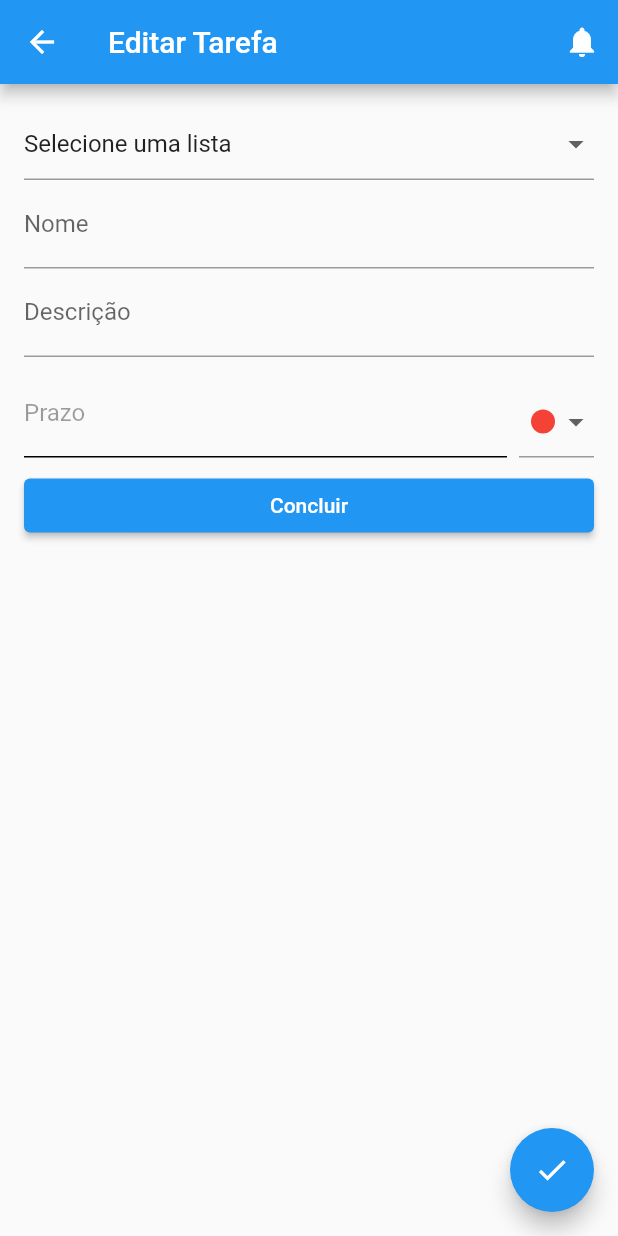
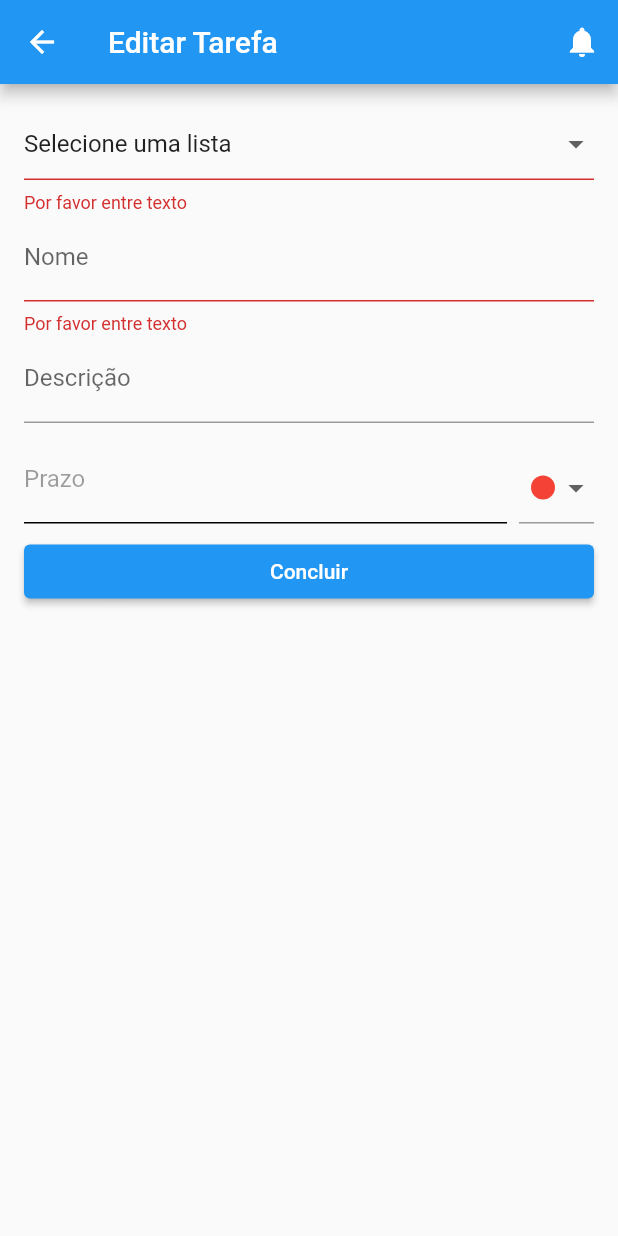
Before and after one commit to roxfives/ihc-todo-prototype, a Flutter app: the EditCard screen opened by its route, after a tap on "Concluir", on a phone screen of 412 x 824 dp. Run offline on Flutter 3.47's test engine with Material 2 defaults, Android fonts, the phone set to English and light mode, and no system bars; our stand-ins replace firebase_auth, firebase_core, flutter_svg; missing offline and left inert: boardview; accounts and stored records are empty; generated files the repository leaves out were written again.

Commit message:
Class 20/07

```diff
--- a/lib/l10n/app_pt.arb
+++ b/lib/l10n/app_pt.arb
@@ -17,6 +17,7 @@
   "sign_in_reset_failed": "E-mail para alteração de senha não foi enviado",
   "sign_in_reset_sucess": "E-mail para alteração de senha foi enviado",
   "side_bar_message": "O que vamos fazer hoje, $name ?",
+  "create_list_first": "É necessário criar pelo menos uma lista primeiro",
   "sign_progress": "Fazendo autenticação",
   "emptyField": "Por favor entre texto",
   "submit": "Enviar",
--- a/lib/modules/edit_card/screens/edit_card_screen.dart
+++ b/lib/modules/edit_card/screens/edit_card_screen.dart
@@ -9,25 +9,33 @@ import 'package:todo_app/widgets/circle_painter.dart';
 final GlobalKey<ScaffoldState> _scaffoldKey = GlobalKey<ScaffoldState>();
 
 class EditCard extends StatefulWidget {
-  const EditCard({Key? key}) : super(key: key);
+  const EditCard({Key? key, this.listId}) : super(key: key);
+
+  final String? listId;
 
   @override
-  State<EditCard> createState() => _EditCardState();
+  State<EditCard> createState() => _EditCardState(listId: this.listId);
 }
 
 class _EditCardState extends State<EditCard> {
+  String? listId;
+
   final _formKey = GlobalKey<FormState>();
   final TextEditingController _dateController = TextEditingController();
   final TextEditingController _nameController = TextEditingController();
   final TextEditingController _descriptionController = TextEditingController();
   final listProvider = ListProvider();
   final todosProvider = TodoProvider();
-  List<MaterialColor> colorList = [Colors.red, Colors.blue, Colors.green];
+  final List<MaterialColor> colorList = [Colors.red, Colors.blue, Colors.green];
 
   MaterialColor dropdownValue = Colors.red;
   String listValue = '';
   DateTime selectedDate = DateTime.now();
   TimeOfDay selectedTime = TimeOfDay.now();
+
+  _EditCardState({this.listId}) {
+    listValue = this.listId ?? '';
+  }
 
   Future<Null> _selectDate(BuildContext context) async {
     final DateTime? picked = await showDatePicker(
@@ -144,27 +152,27 @@ class _EditCardState extends State<EditCard> {
           ],
         ),
       ),
-      floatingActionButton: FloatingActionButton(
-        onPressed: () {
-          if (_formKey.currentState != null &&
-              _formKey.currentState!.validate()) {
-            todosProvider
-                .addTodo(
-                    _nameController.text,
-                    _descriptionController.text,
-                    dropdownValue.value.toString(),
-                    DateTime(
-                        selectedDate.year,
-                        selectedDate.month,
-                        selectedDate.day,
-                        selectedTime.hour,
-                        selectedTime.minute),
-                    listValue)
-                .then((value) => Navigator.pop(context));
-          }
-        },
-        child: Icon(Icons.check),
-      ),
+      // floatingActionButton: FloatingActionButton(
+      //   onPressed: () {
+      //     if (_formKey.currentState != null &&
+      //         _formKey.currentState!.validate()) {
+      //       todosProvider
+      //           .addTodo(
+      //               _nameController.text,
+      //               _descriptionController.text,
+      //               dropdownValue.value.toString(),
+      //               DateTime(
+      //                   selectedDate.year,
+      //                   selectedDate.month,
+      //                   selectedDate.day,
+      //                   selectedTime.hour,
+      //                   selectedTime.minute),
+      //               listValue)
+      //           .then((value) => Navigator.pop(context));
+      //     }
+      //   },
+      //   child: Icon(Icons.check),
+      // ),
       appBar: AppBar(
         leading: IconButton(
           icon: Icon(Icons.arrow_back),
@@ -287,7 +295,26 @@ class _EditCardState extends State<EditCard> {
 
                 SizedBox(height: 8),
                 ElevatedButton(
-                    onPressed: () => [], child: const Text('Concluir'))
+                    onPressed: () => {
+                          if (_formKey.currentState != null &&
+                              _formKey.currentState!.validate())
+                            {
+                              todosProvider
+                                  .addTodo(
+                                      _nameController.text,
+                                      _descriptionController.text,
+                                      dropdownValue.value.toString(),
+                                      DateTime(
+                                          selectedDate.year,
+                                          selectedDate.month,
+                                          selectedDate.day,
+                                          selectedTime.hour,
+                                          selectedTime.minute),
+                                      listValue)
+                                  .then((value) => Navigator.pop(context))
+                            }
+                        },
+                    child: const Text('Concluir'))
               ],
             ),
           ),
--- a/lib/modules/login/screens/login_screen.dart
+++ b/lib/modules/login/screens/login_screen.dart
@@ -84,14 +84,8 @@ class _LoginScreenState extends State<LoginScreen> {
                       onEditingComplete: () => node.nextFocus(),
                     ),
                     SizedBox(height: 8),
+                    SizedBox(height: 8),
                     ElevatedButton(
-                        onPressed: () {
-                          Navigator.pushNamed(context, '/register');
-                        },
-                        child:
-                            Text(AppLocalizations.of(context)!.create_account)),
-                    SizedBox(height: 8),
-                    OutlinedButton(
                         onPressed: () {
                           if (_formKey.currentState!.validate()) {
                           _updateSignInStatus(status: 'validating');
@@ -114,6 +108,13 @@ class _LoginScreenState extends State<LoginScreen> {
                           }
                         },
                         child: Text(AppLocalizations.of(context)!.login)),
+                    OutlinedButton(
+                        onPressed: () {
+                          Navigator.pushNamed(context, '/register');
+                        },
+                        child:
+                            Text(AppLocalizations.of(context)!.create_account)),
+
                   ],
                 ),
               ),
```
Also changed, not shown: lib/data/todo_provider.dart (+17 -1 lines), lib/main.dart (+14 -0 lines), lib/modules/board_lists/screens/board_lists_screen.dart (+18 -14 lines), lib/widgets/board_view.dart (+8 -1 lines).
